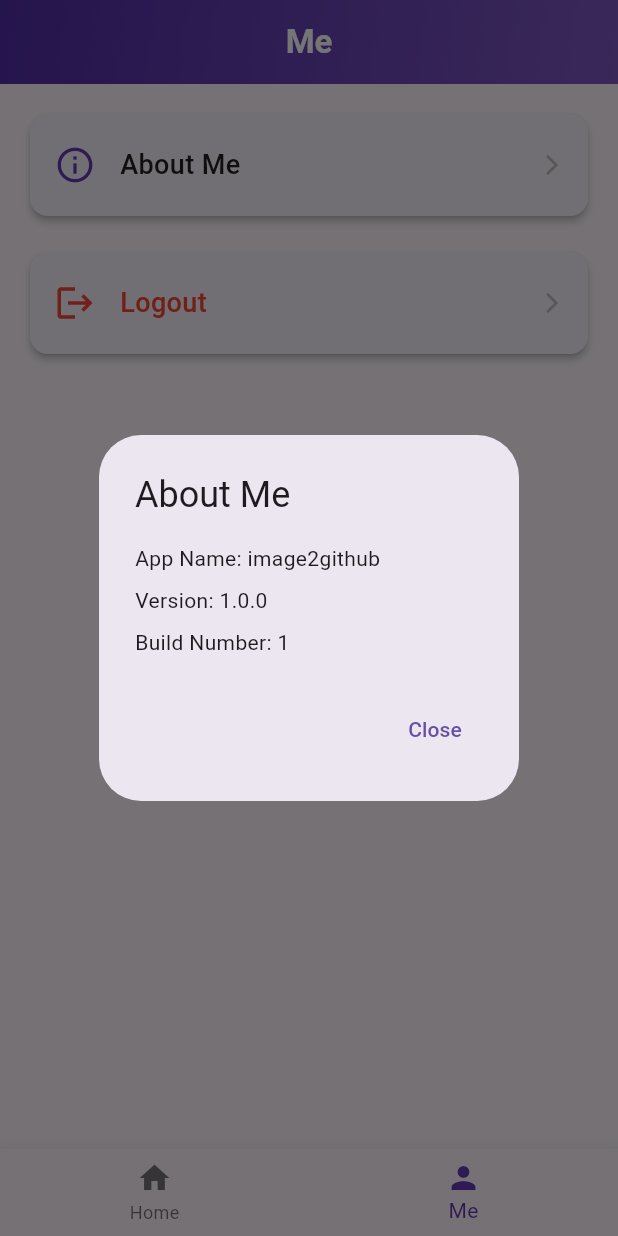
After one commit to aklakl/image2github, a Flutter app: the MainScreen screen opened directly, item 2 of the bottom bar chosen, after a tap on "About Me", on a phone screen of 412 x 824 dp. The commit adds this screen. Run offline on Flutter 3.47's test engine with Material 3 defaults, Android fonts, the phone set to English and light mode, and no system bars; our stand-ins replace app_links, flutter_highlight, flutter_secure_storage, image_picker, package_info_plus, shared_preferences; accounts and stored records are empty; network calls fail.

Commit message:
feat: Add package_info_plus dependency and implement initial application screens including main, login, me, and repository list.

```diff
--- a/lib/main.dart
+++ b/lib/main.dart
@@ -1,8 +1,10 @@
 import 'package:flutter/material.dart';
 import 'package:flutter/services.dart';
 import 'screens/login_screen.dart';
-import 'screens/repository_list_screen.dart';
+
 import 'services/auth_service.dart';
+
+import 'screens/main_screen.dart';
 
 void main() {
   // Enable browser context menu for right-click copy/paste on web
@@ -60,7 +62,7 @@ class _Image2GitHubAppState extends State<Image2GitHubApp> {
               body: Center(child: CircularProgressIndicator()),
             )
           : _isLoggedIn
-              ? const RepositoryListScreen()
+              ? const MainScreen()
               : const LoginScreen(),
       debugShowCheckedModeBanner: false,
     );
--- a/lib/screens/login_screen.dart
+++ b/lib/screens/login_screen.dart
@@ -3,7 +3,7 @@ import 'package:flutter/foundation.dart';
 import 'package:flutter/material.dart';
 import '../services/auth_service.dart';
 import '../services/github_service.dart';
-import 'repository_list_screen.dart';
+import 'main_screen.dart';
 
 // Conditional import for web-only dart:html
 import 'package:image2github/utils/html_stub.dart'
@@ -86,7 +86,7 @@ class _LoginScreenState extends State<LoginScreen> {
           if (mounted) {
             Navigator.pushReplacement(
               context,
-              MaterialPageRoute(builder: (context) => const RepositoryListScreen()),
+              MaterialPageRoute(builder: (context) => const MainScreen()),
             );
           }
         } else {
@@ -146,7 +146,7 @@ class _LoginScreenState extends State<LoginScreen> {
         if (mounted) {
           Navigator.pushReplacement(
             context,
-            MaterialPageRoute(builder: (context) => const RepositoryListScreen()),
+            MaterialPageRoute(builder: (context) => const MainScreen()),
           );
         }
       } else {
--- /dev/null
+++ b/lib/screens/main_screen.dart
@@ -0,0 +1,50 @@
+import 'package:flutter/material.dart';
+import 'repository_list_screen.dart';
+import 'me_screen.dart';
+
+class MainScreen extends StatefulWidget {
+  const MainScreen({super.key});
+
+  @override
+  State<MainScreen> createState() => _MainScreenState();
+}
+
+class _MainScreenState extends State<MainScreen> {
+  int _selectedIndex = 0;
+
+  final List<Widget> _screens = [
+    const RepositoryListScreen(),
+    const MeScreen(),
+  ];
+
+  void _onItemTapped(int index) {
+    setState(() {
+      _selectedIndex = index;
+    });
+  }
+
+  @override
+  Widget build(BuildContext context) {
+    return Scaffold(
+      body: IndexedStack(
+        index: _selectedIndex,
+        children: _screens,
+      ),
+      bottomNavigationBar: BottomNavigationBar(
+        items: const <BottomNavigationBarItem>[
+          BottomNavigationBarItem(
+            icon: Icon(Icons.home),
+            label: 'Home',
+          ),
+          BottomNavigationBarItem(
+            icon: Icon(Icons.person),
+            label: 'Me',
+          ),
+        ],
+        currentIndex: _selectedIndex,
+        selectedItemColor: Colors.deepPurple,
+        onTap: _onItemTapped,
+      ),
+    );
+  }
+}
--- /dev/null
+++ b/lib/screens/me_screen.dart
@@ -0,0 +1,152 @@
+import 'package:flutter/material.dart';
+import 'package:package_info_plus/package_info_plus.dart';
+import '../services/auth_service.dart';
+import 'login_screen.dart';
+
+class MeScreen extends StatefulWidget {
+  const MeScreen({super.key});
+
+  @override
+  State<MeScreen> createState() => _MeScreenState();
+}
+
+class _MeScreenState extends State<MeScreen> {
+  String _version = '';
+  String _appName = '';
+  String _buildNumber = '';
+
+  @override
+  void initState() {
+    super.initState();
+    _loadPackageInfo();
+  }
+
+  Future<void> _loadPackageInfo() async {
+    final info = await PackageInfo.fromPlatform();
+    setState(() {
+      _version = info.version;
+      _appName = info.appName;
+      _buildNumber = info.buildNumber;
+    });
+  }
+
+  Future<void> _logout() async {
+    final authService = AuthService();
+    await authService.logout();
+    if (mounted) {
+      Navigator.of(context).pushAndRemoveUntil(
+        MaterialPageRoute(builder: (context) => const LoginScreen()),
+        (route) => false,
+      );
+    }
+  }
+
+  void _showAboutDialog() {
+    showDialog(
+      context: context,
+      builder: (context) => AlertDialog(
+        title: const Text('About Me'),
+        content: Column(
+          mainAxisSize: MainAxisSize.min,
+          crossAxisAlignment: CrossAxisAlignment.start,
+          children: [
+            Text('App Name: $_appName'),
+            const SizedBox(height: 8),
+            Text('Version: $_version'),
+            const SizedBox(height: 8),
+            Text('Build Number: $_buildNumber'),
+          ],
+        ),
+        actions: [
+          TextButton(
+            onPressed: () => Navigator.pop(context),
+            child: const Text('Close'),
+          ),
+        ],
+      ),
+    );
+  }
+
+  @override
+  Widget build(BuildContext context) {
+    return Scaffold(
+      appBar: AppBar(
+        title: const Text(
+          'Me',
+          style: TextStyle(fontWeight: FontWeight.bold, color: Colors.white),
+        ),
+        centerTitle: true,
+        elevation: 0,
+        flexibleSpace: Container(
+          decoration: BoxDecoration(
+            gradient: LinearGradient(
+              colors: [Colors.deepPurple.shade700, Colors.deepPurple.shade400],
+              begin: Alignment.topLeft,
+              end: Alignment.bottomRight,
+            ),
+          ),
+        ),
+      ),
+      body: ListView(
+        padding: const EdgeInsets.all(16),
+        children: [
+          _buildMenuButton(
+            icon: Icons.info_outline,
+            label: 'About Me',
+            onTap: _showAboutDialog,
+          ),
+          const SizedBox(height: 16),
+          _buildMenuButton(
+            icon: Icons.logout,
+            label: 'Logout',
+            onTap: _logout,
+            isDestructive: true,
+          ),
+        ],
+      ),
+    );
+  }
+
+  Widget _buildMenuButton({
+    required IconData icon,
+    required String label,
+    required VoidCallback onTap,
+    bool isDestructive = false,
+  }) {
+    return Card(
+      elevation: 2,
+      shape: RoundedRectangleBorder(borderRadius: BorderRadius.circular(12)),
+      child: InkWell(
+        onTap: onTap,
+        borderRadius: BorderRadius.circular(12),
+        child: Padding(
+          padding: const EdgeInsets.symmetric(vertical: 20, horizontal: 16),
+          child: Row(
+            children: [
+              Icon(
+                icon,
+                color: isDestructive ? Colors.red : Colors.deepPurple,
+                size: 28,
+              ),
+              const SizedBox(width: 16),
+              Text(
+                label,
+                style: TextStyle(
+                  fontSize: 18,
+                  fontWeight: FontWeight.w500,
+                  color: isDestructive ? Colors.red : Colors.black87,
+                ),
+              ),
+              const Spacer(),
+              Icon(
+                Icons.arrow_forward_ios,
+                size: 16,
+                color: Colors.grey.shade400,
+              ),
+            ],
+          ),
+        ),
+      ),
+    );
+  }
+}
--- a/lib/screens/repository_list_screen.dart
+++ b/lib/screens/repository_list_screen.dart
@@ -114,15 +114,7 @@ class _RepositoryListScreenState extends State<RepositoryListScreen> {
     _filterAndSortRepositories();
   }
 
-  Future<void> _logout() async {
-    final authService = AuthService();
-    await authService.logout();
-    if (mounted) {
-      Navigator.of(context).pushReplacement(
-        MaterialPageRoute(builder: (context) => const LoginScreen()),
-      );
-    }
-  }
+
 
   @override
   Widget build(BuildContext context) {
@@ -134,13 +126,6 @@ class _RepositoryListScreenState extends State<RepositoryListScreen> {
         ),
         centerTitle: true,
         elevation: 0,
-        actions: [
-          IconButton(
-            icon: const Icon(Icons.logout, color: Colors.white),
-            onPressed: _logout,
-            tooltip: 'Logout',
-          ),
-        ],
         flexibleSpace: Container(
           decoration: BoxDecoration(
             gradient: LinearGradient(
--- a/pubspec.yaml
+++ b/pubspec.yaml
@@ -28,6 +28,7 @@ dependencies:
 
   # Code syntax highlighting
   flutter_highlight: ^0.7.0
+  package_info_plus: ^9.0.0
 
 dev_dependencies:
   flutter_test:
```
Also changed, not shown: pubspec.lock, 3 other files.
